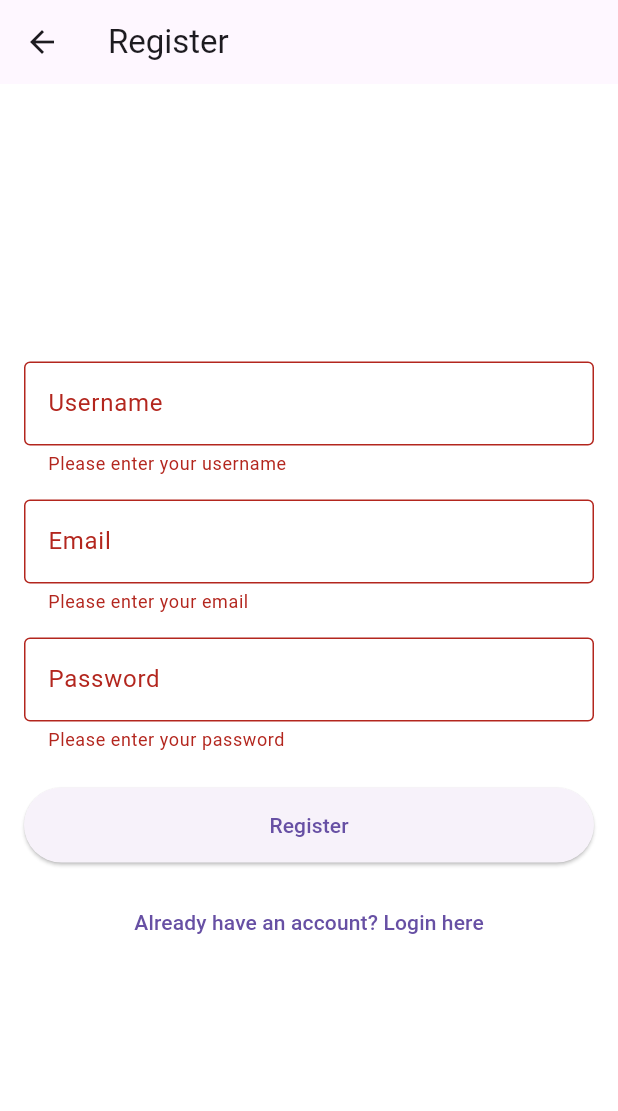
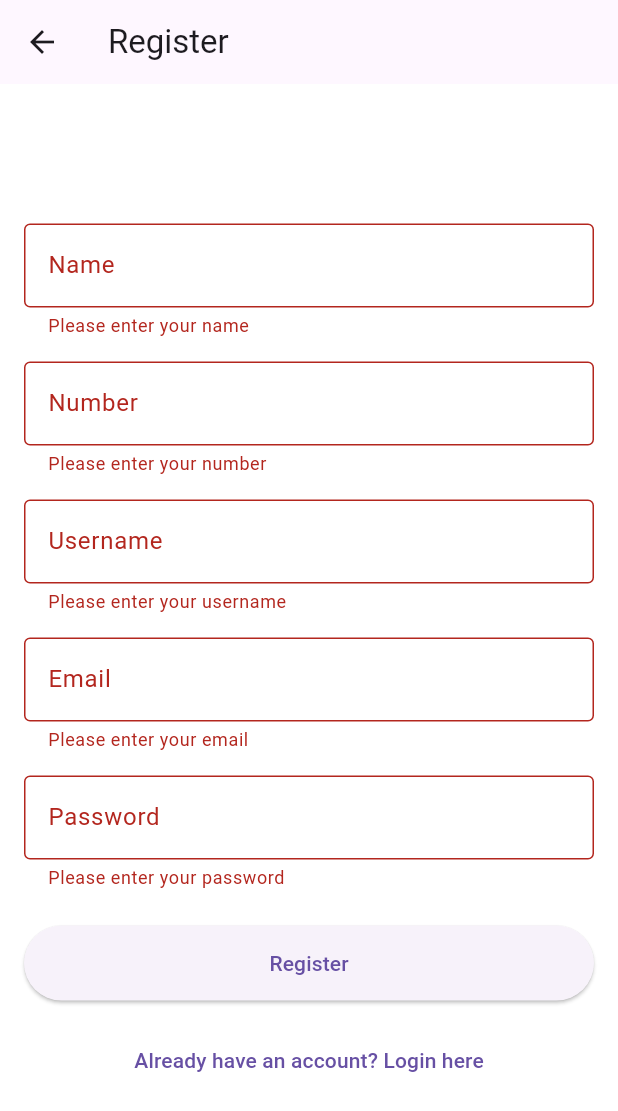
Before and after one commit to rohitghatal1/QuickChatMobileApp, a Flutter app: the RegisterScreen screen opened directly, after a tap on "Register", on a phone screen of 412 x 824 dp. Shown: the top 1111 px of the screen. Run offline on Flutter 3.47's test engine with Material 3 defaults, Android fonts, the phone set to English and light mode, and no system bars; our stand-ins replace flutter_dotenv, fluttertoast, shared_preferences, socket_io_client; accounts and stored records are empty; network calls fail.

Commit message:
updated login and register page

```diff
--- a/lib/controllers/auth_controller.dart
+++ b/lib/controllers/auth_controller.dart
@@ -19,7 +19,10 @@ class AuthController with ChangeNotifier {
   User? _currentUser;
   User? get currentUser => _currentUser;
 
+  /// Register User
   Future<void> register({
+    required String name,
+    required int number,
     required String username,
     required String email,
     required String password,
@@ -31,6 +34,8 @@ class AuthController with ChangeNotifier {
       final response = await apiService.post(
         '/auth/register',
         {
+          'name': name,
+          'number': number,
           'username': username,
           'email': email,
           'password': password,
@@ -40,7 +45,9 @@ class AuthController with ChangeNotifier {
       await authService.saveAuthData(response['token'], response['_id']);
       _currentUser = User(
         id: response['_id'],
+        name: response['name'],
         username: response['username'],
+        number: response['number'],
         email: response['email'],
       );
     } finally {
@@ -49,8 +56,9 @@ class AuthController with ChangeNotifier {
     }
   }
 
+  /// Login User
   Future<void> login({
-    required String email,
+    required int number,
     required String password,
   }) async {
     _isLoading = true;
@@ -60,16 +68,21 @@ class AuthController with ChangeNotifier {
       final response = await apiService.post(
         '/auth/login',
         {
-          'email': email,
+          'number': number,
           'password': password,
         },
       );
 
       await authService.saveAuthData(response['token'], response['_id']);
+
+      // Since login response doesn't send user details, you may need to fetch it
+      // If user data is returned from login, use this:
       _currentUser = User(
         id: response['_id'],
-        username: response['username'],
-        email: response['email'],
+        name: response['name'] ?? '',
+        username: response['username'] ?? '',
+        number: response['number'] ?? '',
+        email: response['email'] ?? '',
       );
     } finally {
       _isLoading = false;
@@ -77,19 +90,22 @@ class AuthController with ChangeNotifier {
     }
   }
 
+  /// Logout User
   Future<void> logout() async {
     await authService.clearAuthData();
     _currentUser = null;
     notifyListeners();
   }
 
+  /// Check Auth Status
   Future<void> checkAuthStatus() async {
     final token = authService.getToken();
     if (token != null) {
       // Here you would typically fetch user data
       final userId = authService.getUserId();
       if (userId != null) {
-        _currentUser = User(id: userId, username: 'User', email: 'user@example.com');
+        // You may want to fetch user details if needed
+        _currentUser = User(id: userId, name: 'User', email: 'rohitghatal@gmail.com', username: 'username', number: '9806415229');
       }
     }
   }
--- a/lib/controllers/chat_controller.dart
+++ b/lib/controllers/chat_controller.dart
@@ -98,7 +98,7 @@ class ChatController with ChangeNotifier {
 
     final message = Message(
       id: '', // Will be set by server
-      sender: User(id: senderId, username: '', email: ''),
+      sender: User(id: senderId, name: '', email: '', username: '', number: ''),
       receiver: _selectedUser!,
       content: content,
       timestamp: DateTime.now(),
--- a/lib/models/user.dart
+++ b/lib/models/user.dart
@@ -1,19 +1,25 @@
 class User {
   final String id;
+  final String name;
   final String username;
+  final String number;
   final String email;
 
   User({
     required this.id,
+    required this.name,
     required this.username,
+    required this.number,
     required this.email,
   });
 
   factory User.fromJson(Map<String, dynamic> json) {
     return User(
-      id: json['_id'],
-      username: json['username'],
-      email: json['email'],
+      id: json['_id'] as String,
+      name: json['name'] as String? ?? '',
+      username: json['username'] as String? ?? '',
+      number: json['number']?.toString() ?? '',
+      email: json['email'] as String? ?? '',
     );
   }
 }
--- a/lib/views/auth/login_screen.dart
+++ b/lib/views/auth/login_screen.dart
@@ -16,12 +16,12 @@ class LoginScreen extends StatefulWidget {
 
 class _LoginScreenState extends State<LoginScreen> {
   final _formKey = GlobalKey<FormState>();
-  final _emailController = TextEditingController();
+  final _numberController = TextEditingController();
   final _passwordController = TextEditingController();
 
   @override
   void dispose() {
-    _emailController.dispose();
+    _numberController.dispose();
     _passwordController.dispose();
     super.dispose();
   }
@@ -30,8 +30,16 @@ class _LoginScreenState extends State<LoginScreen> {
     if (!_formKey.currentState!.validate()) return;
 
     final authController = Provider.of<AuthController>(context, listen: false);
+
+    final int? number = int.tryParse(_numberController.text.trim());
+    if(number == null){
+      ScaffoldMessenger.of(context).showSnackBar(
+        const SnackBar(content: Text('Please enter a valid number'))
+      );
+      return;
+    }
     await authController.login(
-      email: _emailController.text.trim(),
+      number: number,
       password: _passwordController.text.trim(),
     );
 
@@ -54,14 +62,11 @@ class _LoginScreenState extends State<LoginScreen> {
             mainAxisAlignment: MainAxisAlignment.center,
             children: [
               CustomTextField(
-                controller: _emailController,
-                label: 'Email',
+                controller: _numberController,
+                label: 'Number',
                 validator: (value) {
                   if (value == null || value.isEmpty) {
-                    return 'Please enter your email';
-                  }
-                  if (!value.contains('@')) {
-                    return 'Please enter a valid email';
+                    return 'Please enter your number';
                   }
                   return null;
                 },
--- a/lib/views/auth/register_screen.dart
+++ b/lib/views/auth/register_screen.dart
@@ -16,12 +16,16 @@ class RegisterScreen extends StatefulWidget {
 
 class _RegisterScreenState extends State<RegisterScreen> {
   final _formKey = GlobalKey<FormState>();
+  final _nameController = TextEditingController();
+  final _numberController = TextEditingController();
   final _usernameController = TextEditingController();
   final _emailController = TextEditingController();
   final _passwordController = TextEditingController();
 
   @override
   void dispose() {
+    _nameController.dispose();
+    _numberController.dispose();
     _usernameController.dispose();
     _emailController.dispose();
     _passwordController.dispose();
@@ -31,8 +35,18 @@ class _RegisterScreenState extends State<RegisterScreen> {
   Future<void> _register() async {
     if (!_formKey.currentState!.validate()) return;
 
+    final int? number = int.tryParse(_numberController.text.trim());
+    if (number == null) {
+      ScaffoldMessenger.of(context).showSnackBar(
+        const SnackBar(content: Text('Please enter a valid number')),
+      );
+      return;
+    }
+
     final authController = Provider.of<AuthController>(context, listen: false);
     await authController.register(
+      name: _nameController.text.trim(),
+      number: number,
       username: _usernameController.text.trim(),
       email: _emailController.text.trim(),
       password: _passwordController.text.trim(),
@@ -56,6 +70,32 @@ class _RegisterScreenState extends State<RegisterScreen> {
           child: Column(
             mainAxisAlignment: MainAxisAlignment.center,
             children: [
+              CustomTextField(
+                controller: _nameController,
+                label: 'Name',
+                validator: (value) {
+                  if (value == null || value.isEmpty) {
+                    return 'Please enter your name';
+                  }
+                  return null;
+                },
+              ),
+              const SizedBox(height: 16),
+              CustomTextField(
+                controller: _numberController,
+                label: 'Number',
+                keyboardType: TextInputType.number,
+                validator: (value) {
+                  if (value == null || value.isEmpty) {
+                    return 'Please enter your number';
+                  }
+                  if (int.tryParse(value) == null) {
+                    return 'Please enter a valid number';
+                  }
+                  return null;
+                },
+              ),
+              const SizedBox(height: 16),
               CustomTextField(
                 controller: _usernameController,
                 label: 'Username',
--- a/lib/views/chat/home_screen.dart
+++ b/lib/views/chat/home_screen.dart
@@ -50,7 +50,7 @@ class _HomeScreenState extends State<HomeScreen> {
               child: Text(user.username[0].toUpperCase()),
             ),
             title: Text(user.username),
-            subtitle: Text(user.email),
+            subtitle: Text(user.number),
             onTap: () {
               chatController.selectUser(user);
               Navigator.of(context).push(
--- a/lib/widgets/custom_textfield.dart
+++ b/lib/widgets/custom_textfield.dart
@@ -4,6 +4,7 @@ class CustomTextField extends StatelessWidget {
   final TextEditingController controller;
   final String label;
   final bool obscureText;
+  final TextInputType? keyboardType;
   final String? Function(String?)? validator;
 
   const CustomTextField({
@@ -12,6 +13,7 @@ class CustomTextField extends StatelessWidget {
     required this.label,
     this.obscureText = false,
     this.validator,
+    this.keyboardType,
   }) : super(key: key);
 
   @override
@@ -19,6 +21,7 @@ class CustomTextField extends StatelessWidget {
     return TextFormField(
       controller: controller,
       obscureText: obscureText,
+      keyboardType: keyboardType,
       decoration: InputDecoration(
         labelText: label,
         border: const OutlineInputBorder(),
```
